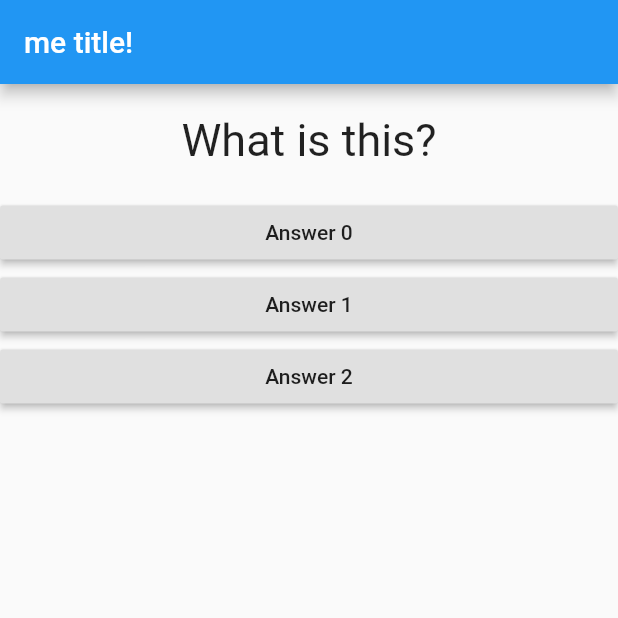
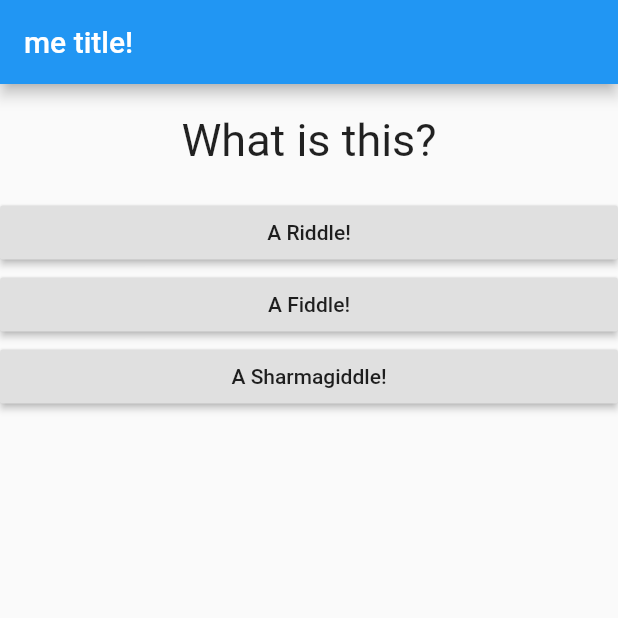
Before and after one commit to flypenguin/course_udemy_flutter, a Flutter app: the screen it shows after launch, on a phone screen of 412 x 824 dp, the top half of it. Run offline on Flutter 3.47's test engine with Material 2 defaults, Android fonts, the phone set to English and light mode, and no system bars.

Commit message:
use dynamic answer buttons

```diff
--- a/lib/answer.dart
+++ b/lib/answer.dart
@@ -2,16 +2,16 @@ import "package:flutter/material.dart";
 
 class Answer extends StatelessWidget {
   final Function onPressed;
-  final int answerNo;
+  final String answerText;
 
-  Answer(this.answerNo, this.onPressed);
+  Answer(this.answerText, this.onPressed);
 
   @override
   Widget build(BuildContext context) {
     return Container(
       width: double.infinity,
       child: RaisedButton(
-        child: Text("Answer $answerNo"),
+        child: Text(answerText),
         onPressed: onPressed,
       ),
     );
--- a/lib/main.dart
+++ b/lib/main.dart
@@ -46,13 +46,21 @@ class _MyAppState extends State<MyApp> {
   @override
   Widget build(BuildContext context) {
     return MaterialApp(
-        home: Scaffold(
-            appBar: AppBar(title: Text('me title!')),
-            body: Column(children: [
-              Question(_questions[_cycle]["question"]),
-              Answer(0, _buttonPressed),
-              Answer(1, _buttonPressed),
-              Answer(2, _buttonPressed),
-            ])));
+      home: Scaffold(
+        appBar: AppBar(title: Text('me title!')),
+        body: Column(
+          children: [
+            Question(_questions[_cycle]["question"]),
+            // functional style
+            // this returns a list. but we want - like in python - each ITEM
+            // of the list as a parameter. so basically we want to do
+            // *(blabla). The DART operator for this is not "*" but "...".
+            ...(_questions[_cycle]["answers"] as List<String>).map((answer) {
+              return Answer(answer, _buttonPressed);
+            }).toList()
+          ],
+        ),
+      ),
+    );
   }
 }
```
